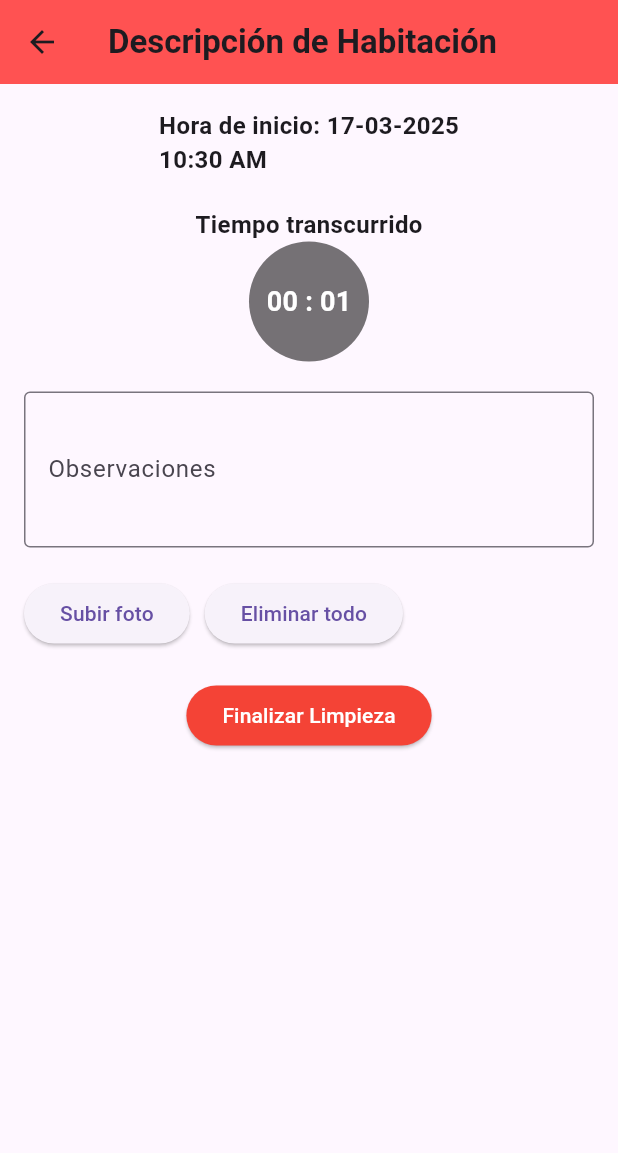
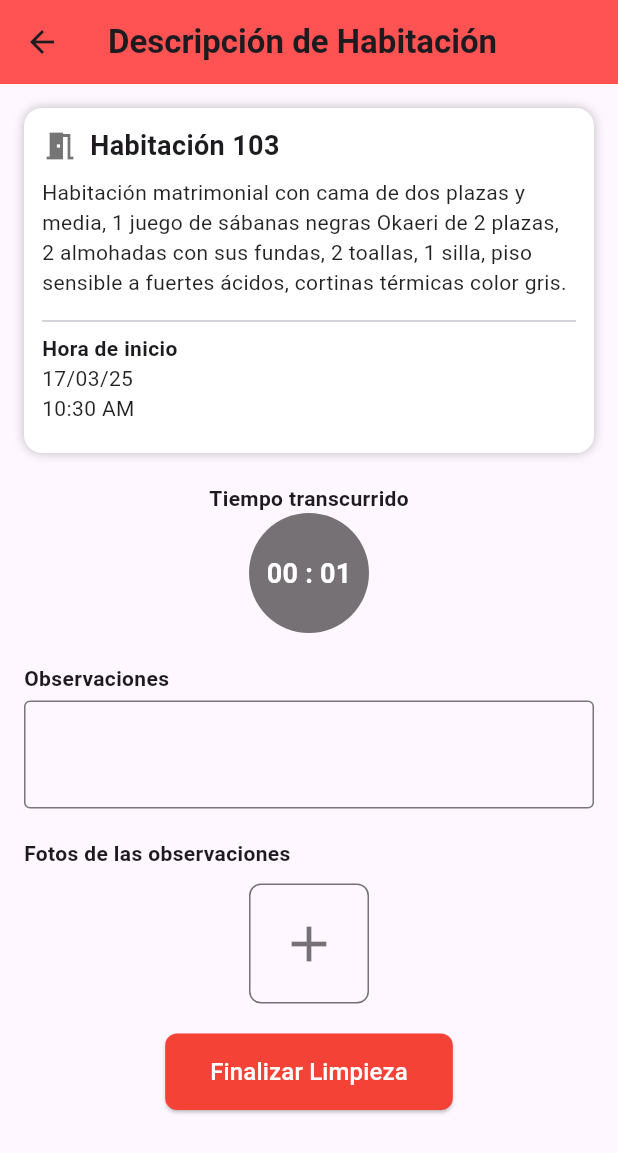
Before and after one commit to H4rolDev/Flutter-UIHospedajeF1, a Flutter app: the LimpiezaEnProceso screen opened directly, on a phone screen of 412 x 824 dp. Shown: the top 1153 px of the screen. Run offline on Flutter 3.47's test engine with Material 3 defaults, Android fonts, the phone set to English and light mode, and no system bars; our stand-ins replace dio, image_picker, localstorage, validators.

```diff
--- a/lib/presentation/screens/home.dart
+++ b/lib/presentation/screens/home.dart
@@ -62,6 +62,7 @@ class Home extends StatelessWidget {
 
               ),
             ),
+            SizedBox(height: 20,),
             ElevatedButton(
               onPressed:(){ Navigator.pushNamed(context, AppRoutes.habitaciones);
               },
--- a/lib/presentation/screens/limpiezaEnProceso.dart
+++ b/lib/presentation/screens/limpiezaEnProceso.dart
@@ -1,9 +1,9 @@
 import 'package:flutter/material.dart';
-import 'dart:async';
+import 'package:flutter_hospedajef1/presentation/screens/finalizarLimpieza.dart';
 import 'package:intl/intl.dart';
 import 'package:image_picker/image_picker.dart';
-import 'dart:io';
-import 'finalizarLimpieza.dart';
+import 'dart:typed_data';
+import 'dart:async';
 
 class LimpiezaEnProceso extends StatefulWidget {
   @override
@@ -15,19 +15,19 @@ class _LimpiezaEnProcesoState extends State<LimpiezaEnProceso> {
   late String fechaInicio;
   int segundosTranscurridos = 0;
   Timer? _timer;
-  List<File> imagenes = [];
+  List<Uint8List> imagenes = [];
 
   @override
   void initState() {
     super.initState();
     DateTime ahora = DateTime.now();
-    fechaInicio = DateFormat('dd-MM-yyyy').format(ahora);
+    fechaInicio = DateFormat('dd/MM/yy').format(ahora);
     horaInicio = DateFormat('hh:mm a').format(ahora);
     _iniciarContador();
   }
 
   void _iniciarContador() {
-    _timer = Timer.periodic(Duration(seconds: 1), (timer) {
+    _timer = Timer.periodic(const Duration(seconds: 1), (timer) {
       setState(() {
         segundosTranscurridos++;
       });
@@ -42,11 +42,13 @@ class _LimpiezaEnProcesoState extends State<LimpiezaEnProceso> {
 
   Future<void> _seleccionarImagen() async {
     final ImagePicker picker = ImagePicker();
-    final List<XFile>? seleccionadas = await picker.pickMultiImage();
-    if (seleccionadas != null) {
+    final XFile? seleccionada = await picker.pickImage(source: ImageSource.gallery);
+
+    if (seleccionada != null) {
+      Uint8List bytes = await seleccionada.readAsBytes();
       setState(() {
-        if (imagenes.length + seleccionadas.length <= 5) {
-          imagenes.addAll(seleccionadas.map((e) => File(e.path)));
+        if (imagenes.length < 5) {
+          imagenes.add(bytes);
         }
       });
     }
@@ -58,10 +60,53 @@ class _LimpiezaEnProcesoState extends State<LimpiezaEnProceso> {
     });
   }
 
-  void _eliminarTodasLasImagenes() {
-    setState(() {
-      imagenes.clear();
-    });
+  void _mostrarDialogoRetroceso() {
+    showDialog(
+      context: context,
+      builder: (BuildContext context) {
+        return AlertDialog(
+          shape: RoundedRectangleBorder(borderRadius: BorderRadius.circular(12)),
+          backgroundColor: Colors.orangeAccent.shade100,
+          content: Column(
+            mainAxisSize: MainAxisSize.min,
+            children: [
+              const Text(
+                '¿Está seguro de cancelar la limpieza de esta habitación?',
+                textAlign: TextAlign.center,
+                style: TextStyle(fontSize: 16, fontWeight: FontWeight.bold),
+              ),
+              const SizedBox(height: 20),
+              Row(
+                mainAxisAlignment: MainAxisAlignment.spaceEvenly,
+                children: [
+                  TextButton(
+                    style: TextButton.styleFrom(
+                      backgroundColor: Colors.white,
+                      shape: RoundedRectangleBorder(borderRadius: BorderRadius.circular(8)),
+                    ),
+                    onPressed: () {
+                      Navigator.pop(context);
+                    },
+                    child: const Text('No', style: TextStyle(color: Colors.orange)),
+                  ),
+                  ElevatedButton(
+                    style: ElevatedButton.styleFrom(
+                      backgroundColor: Colors.orange,
+                      shape: RoundedRectangleBorder(borderRadius: BorderRadius.circular(8)),
+                    ),
+                    onPressed: () {
+                      Navigator.pop(context);
+                      Navigator.pop(context);
+                    },
+                    child: const Text('Sí', style: TextStyle(color: Colors.white)),
+                  ),
+                ],
+              ),
+            ],
+          ),
+        );
+      },
+    );
   }
 
   void _mostrarDialogoFinalizarLimpieza() {
@@ -134,9 +179,7 @@ class _LimpiezaEnProcesoState extends State<LimpiezaEnProceso> {
         backgroundColor: Colors.redAccent,
         leading: IconButton(
           icon: const Icon(Icons.arrow_back),
-          onPressed: () {
-            Navigator.pop(context);
-          },
+          onPressed: _mostrarDialogoRetroceso,
         ),
       ),
       body: Padding(
@@ -144,52 +187,132 @@ class _LimpiezaEnProcesoState extends State<LimpiezaEnProceso> {
         child: Column(
           crossAxisAlignment: CrossAxisAlignment.center,
           children: [
-            Text('Hora de inicio: $fechaInicio\n$horaInicio', style: TextStyle(fontSize: 16, fontWeight: FontWeight.bold)),
-            SizedBox(height: 20),
-            Text('Tiempo transcurrido', style: TextStyle(fontSize: 16, fontWeight: FontWeight.bold)),
+            // Información de la habitación
+            Container(
+              padding: const EdgeInsets.all(12),
+              decoration: BoxDecoration(
+                color: Colors.white,
+                borderRadius: BorderRadius.circular(12),
+                boxShadow: [BoxShadow(color: Colors.black26, blurRadius: 5)],
+              ),
+              child: Column(
+                crossAxisAlignment: CrossAxisAlignment.start,
+                children: [
+                  const Row(
+                    children: [
+                      Icon(Icons.meeting_room, color: Colors.black54),
+                      SizedBox(width: 8),
+                      Text('Habitación 103', style: TextStyle(fontWeight: FontWeight.bold, fontSize: 18)),
+                    ],
+                  ),
+                  const SizedBox(height: 8),
+                  const Text(
+                    'Habitación matrimonial con cama de dos plazas y media, 1 juego de sábanas negras Okaeri de 2 plazas, '
+                    '2 almohadas con sus fundas, 2 toallas, 1 silla, piso sensible a fuertes ácidos, cortinas térmicas color gris.',
+                    style: TextStyle(color: Colors.black87),
+                  ),
+                  const SizedBox(height: 8),
+                  const Divider(),
+                  Text('Hora de inicio', style: TextStyle(fontWeight: FontWeight.bold)),
+                  Text('$fechaInicio\n$horaInicio', style: TextStyle(color: Colors.black87)),
+                  const SizedBox(height: 8),
+                ],
+              ),
+            ),
+            const SizedBox(height: 20),
+
+            // Temporizador
+            const Text('Tiempo transcurrido', style: TextStyle(fontWeight: FontWeight.bold)),
             CircleAvatar(
               radius: 40,
               backgroundColor: Colors.black54,
               child: Text(
-                _formatearTiempo(segundosTranscurridos),
-                style: TextStyle(color: Colors.white, fontSize: 18, fontWeight: FontWeight.bold),
+                '${(segundosTranscurridos ~/ 60).toString().padLeft(2, '0')} : ${(segundosTranscurridos % 60).toString().padLeft(2, '0')}',
+                style: const TextStyle(color: Colors.white, fontSize: 18, fontWeight: FontWeight.bold),
               ),
             ),
-            SizedBox(height: 20),
+            const SizedBox(height: 20),
+
+            // Observaciones
+            const Align(
+              alignment: Alignment.centerLeft,
+              child: Text('Observaciones', style: TextStyle(fontWeight: FontWeight.bold)),
+            ),
+            const SizedBox(height: 5),
             TextField(
-              decoration: InputDecoration(labelText: 'Observaciones', border: OutlineInputBorder()),
-              maxLines: 3,
+              decoration: InputDecoration(
+                border: OutlineInputBorder(),
+                contentPadding: const EdgeInsets.all(12),
+              ),
+              maxLines: 2,
             ),
-            SizedBox(height: 20),
-            Row(
+            const SizedBox(height: 20),
+
+            // Fotos de las observaciones
+            const Align(
+              alignment: Alignment.centerLeft,
+              child: Text('Fotos de las observaciones', style: TextStyle(fontWeight: FontWeight.bold)),
+            ),
+            const SizedBox(height: 10),
+
+            Wrap(
+              spacing: 10,
+              runSpacing: 10,
               children: [
-                ElevatedButton(onPressed: _seleccionarImagen, child: Text('Subir foto')),
-                SizedBox(width: 10),
-                ElevatedButton(onPressed: _eliminarTodasLasImagenes, child: Text('Eliminar todo')),
+                for (int i = 0; i < imagenes.length; i++)
+                  Stack(
+                    alignment: Alignment.topRight,
+                    children: [
+                      ClipRRect(
+                        borderRadius: BorderRadius.circular(8),
+                        child: Image.memory(
+                          imagenes[i],
+                          width: 80,
+                          height: 80,
+                          fit: BoxFit.cover,
+                        ),
+                      ),
+                      GestureDetector(
+                        onTap: () => _eliminarImagen(i),
+                        child: Container(
+                          decoration: const BoxDecoration(
+                            shape: BoxShape.circle,
+                            color: Colors.red,
+                          ),
+                          padding: const EdgeInsets.all(4),
+                          child: const Icon(Icons.close, color: Colors.white, size: 16),
+                        ),
+                      ),
+                    ],
+                  ),
+
+                if (imagenes.length < 5)
+                  GestureDetector(
+                    onTap: _seleccionarImagen,
+                    child: Container(
+                      width: 80,
+                      height: 80,
+                      decoration: BoxDecoration(
+                        borderRadius: BorderRadius.circular(8),
+                        border: Border.all(color: Colors.black54, width: 1),
+                      ),
+                      child: const Icon(Icons.add, size: 40, color: Colors.black54),
+                    ),
+                  ),
               ],
             ),
-            Wrap(
-              children: imagenes.map((img) {
-                int index = imagenes.indexOf(img);
-                return Stack(
-                  children: [
-                    Image.file(img, width: 80, height: 80, fit: BoxFit.cover),
-                    Positioned(
-                      right: 0,
-                      child: IconButton(
-                        icon: Icon(Icons.close, color: Colors.red),
-                        onPressed: () => _eliminarImagen(index),
-                      ),
-                    ),
-                  ],
-                );
-              }).toList(),
-            ),
-            SizedBox(height: 20),
+
+            const SizedBox(height: 20),
+
+            // Botón Finalizar Limpieza
             ElevatedButton(
-              style: ElevatedButton.styleFrom(backgroundColor: Colors.red),
-              onPressed: _mostrarDialogoFinalizarLimpieza,
-              child: const Text('Finalizar Limpieza', style: TextStyle(color: Colors.white)),
+              style: ElevatedButton.styleFrom(
+                backgroundColor: Colors.red,
+                shape: RoundedRectangleBorder(borderRadius: BorderRadius.circular(8)),
+                padding: const EdgeInsets.symmetric(vertical: 14, horizontal: 30),
+              ),
+              onPressed: _mostrarDialogoFinalizarLimpieza, // No se toca el botón de finalizar limpieza
+              child: const Text('Finalizar Limpieza', style: TextStyle(color: Colors.white, fontSize: 16)),
             ),
           ],
         ),
--- a/lib/presentation/screens/login.dart
+++ b/lib/presentation/screens/login.dart
@@ -33,7 +33,7 @@ class _LoginState extends State<Login> {
     if (value.isEmpty) {
       return 'La contraseña es obligatoria';
     } else if (value.length < 5) {
-      return 'Debe tener al menos 4 caracteres';
+      return 'Debe tener al menos 5 caracteres';
     }
     return null;
   }
```
Also changed, not shown: lib/data/source/auth-api.dart (+6 -6 lines), lib/presentation/screens/finalizarLimpieza.dart (+39 -15 lines), lib/presentation/screens/habitaciones.dart (+25 -19 lines).
